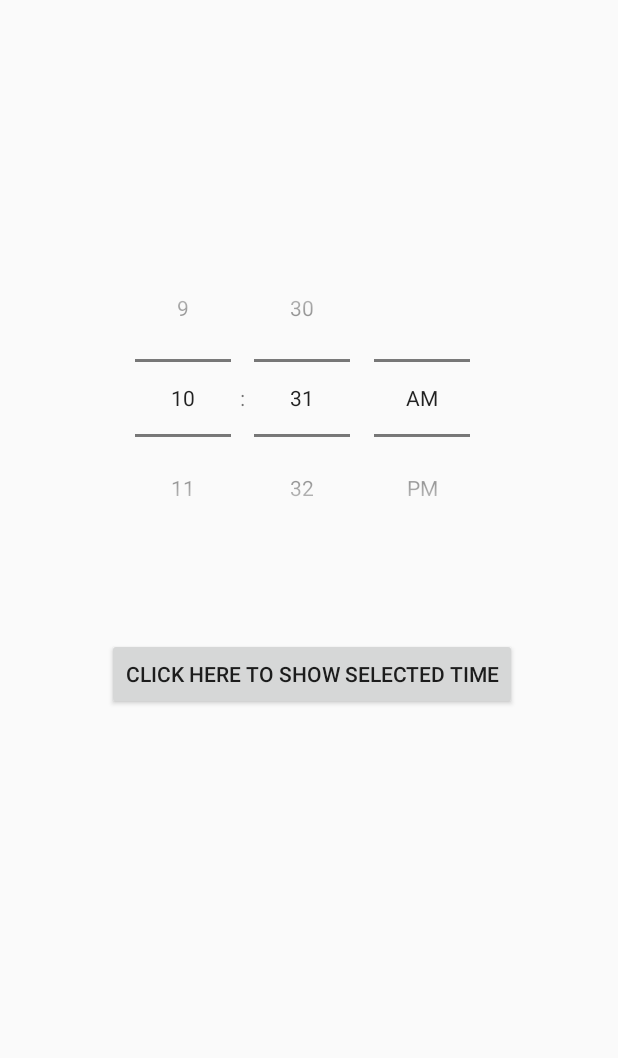
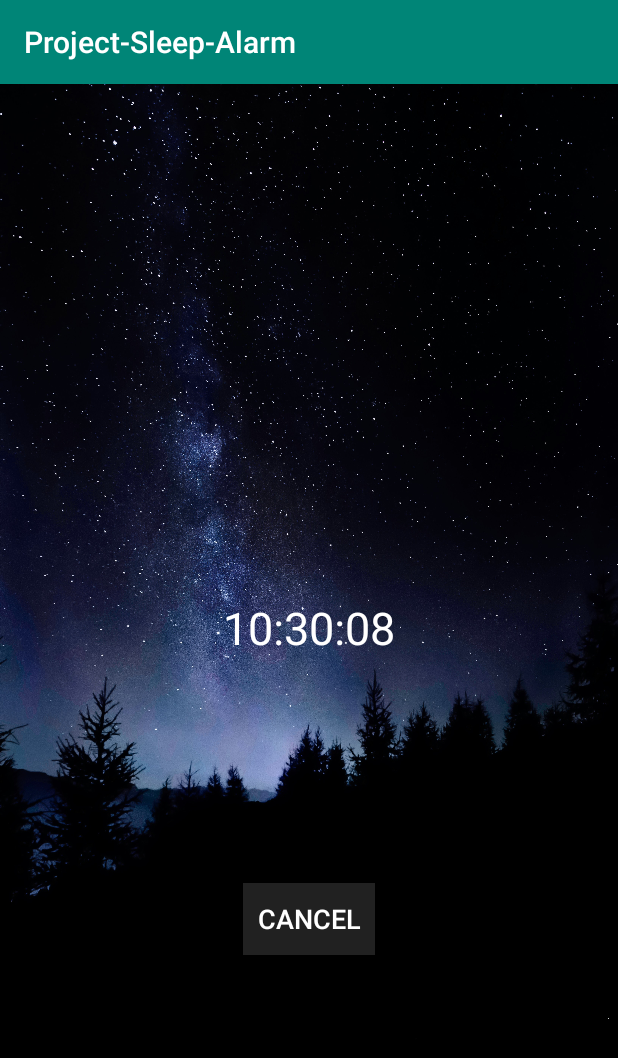
Before and after one commit to Sangmean/MobileAppProject, an Android app: the screen it shows after launch (MainActivity before the commit, NightmodeActivity after it), after a tap on "CLICK HERE TO SHOW SELECTED TIME", on a phone screen of 412 x 824 dp. Shown: the top 1058 px of the screen. Run offline under Robolectric (Android 15) with nearby library versions, the light colour scheme and no system bars.

Commit message:
add nightmode

```diff
--- a/app/src/main/AndroidManifest.xml
+++ b/app/src/main/AndroidManifest.xml
@@ -9,6 +9,7 @@
         android:roundIcon="@mipmap/ic_launcher_round"
         android:supportsRtl="true"
         android:theme="@style/AppTheme">
+        <activity android:name=".NightmodeActivity"></activity>
         <activity android:name=".MainActivity">
             <intent-filter>
                 <action android:name="android.intent.action.MAIN" />
--- a/app/src/main/java/com/example/project_sleep_alarm/MainActivity.java
+++ b/app/src/main/java/com/example/project_sleep_alarm/MainActivity.java
@@ -2,6 +2,7 @@ package com.example.project_sleep_alarm;
 
 import androidx.appcompat.app.AppCompatActivity;
 
+import android.content.Intent;
 import android.os.Bundle;
 
 import android.app.Activity;
@@ -41,6 +42,9 @@ public class MainActivity extends Activity {
                 Toast.makeText(MainActivity.this, "Selected time: " + hour +
                         ":" + minutes ,Toast.LENGTH_LONG).show();
 
+                Intent viewNightMode = new Intent(MainActivity.this, NightmodeActivity.class);
+                startActivity(viewNightMode);
+
             }
         });
     }
--- /dev/null
+++ b/app/src/main/java/com/example/project_sleep_alarm/NightmodeActivity.java
@@ -0,0 +1,93 @@
+package com.example.project_sleep_alarm;
+
+import androidx.appcompat.app.AppCompatActivity;
+
+import android.content.Intent;
+import android.os.Bundle;
+import androidx.appcompat.app.AppCompatActivity;
+
+import android.os.AsyncTask;
+import android.os.Bundle;
+import android.os.Handler;
+import android.os.Message;
+import android.view.Gravity;
+import android.view.View;
+import android.widget.Button;
+import android.widget.TextView;
+
+import java.text.SimpleDateFormat;
+import java.util.Calendar;
+import java.util.Date;
+import java.util.GregorianCalendar;
+
+public class NightmodeActivity extends AppCompatActivity {
+
+    TextView currentTime;
+    UsedAsync asyncTask;
+    ProgressHandler handler;
+
+    SimpleDateFormat sdf = new SimpleDateFormat("HH:mm:ss");
+    String time;
+    @Override
+    protected void onCreate(Bundle savedInstanceState) {
+        super.onCreate(savedInstanceState);
+        setContentView(R.layout.activity_nightmode);
+
+        currentTime = findViewById(R.id.txtViewTime);
+        handler = new ProgressHandler();
+        runTime();
+
+        Button btnCancel = findViewById(R.id.btnCancelAlarm);
+        btnCancel.setOnClickListener(new View.OnClickListener() {
+            @Override
+            public void onClick(View v) {
+                Intent viewMain = new Intent(NightmodeActivity.this, MainActivity.class);
+                startActivity(viewMain);
+            }
+        });
+
+    }
+
+    public void runTime(){
+        Thread thread = new Thread(new Runnable() {
+            @Override
+            public void run() {
+                while (true) {
+                    try{
+                        time = sdf.format(new Date(System.currentTimeMillis()));
+                        Message message = handler.obtainMessage();
+                        handler.sendMessage(message);
+                        Thread.sleep(1000);
+
+                    } catch (Exception ex){
+
+                    }
+                }
+            }
+        });
+        thread.start();
+
+        asyncTask = new UsedAsync();
+        asyncTask.execute();
+    }
+
+    class ProgressHandler extends Handler{
+        public void handleMessage(Message msg){
+            currentTime.setText(time);
+            currentTime.setGravity(Gravity.CENTER_HORIZONTAL | Gravity.CENTER_VERTICAL);
+        }
+    }
+
+    class UsedAsync extends AsyncTask<Integer, Integer, Integer>{
+
+        @Override
+        protected Integer doInBackground(Integer... integers) {
+            return null;
+        }
+
+        protected void onPostExecute(Integer integer){
+            super.onPostExecute(integer);
+        }
+    }
+
+}
--- /dev/null
+++ b/app/src/main/res/layout/activity_nightmode.xml
@@ -0,0 +1,43 @@
+<?xml version="1.0" encoding="utf-8"?>
+<androidx.constraintlayout.widget.ConstraintLayout xmlns:android="http://schemas.android.com/apk/res/android"
+    xmlns:app="http://schemas.android.com/apk/res-auto"
+    xmlns:tools="http://schemas.android.com/tools"
+    android:layout_width="match_parent"
+    android:layout_height="match_parent"
+    tools:context=".NightmodeActivity"
+    android:background="@drawable/night">
+
+    <Button
+        android:id="@+id/btnCancelAlarm"
+        android:layout_width="wrap_content"
+        android:layout_height="wrap_content"
+        android:text="@string/Cancel"
+        android:textSize="18sp"
+        android:background="#212121"
+        android:textColor="#ffff"
+        app:layout_constraintBottom_toBottomOf="parent"
+        app:layout_constraintEnd_toEndOf="parent"
+        app:layout_constraintStart_toStartOf="parent"
+        app:layout_constraintTop_toTopOf="parent"
+        app:layout_constraintVertical_bias="0.74" />
+
+    <LinearLayout
+        android:id="@+id/linearTime"
+        android:layout_width="200dp"
+        android:layout_height="100dp"
+        android:orientation="horizontal"
+        app:layout_constraintBottom_toTopOf="@+id/btnCancelAlarm"
+        app:layout_constraintEnd_toEndOf="parent"
+        app:layout_constraintStart_toStartOf="parent"
+        app:layout_constraintTop_toTopOf="parent"
+        app:layout_constraintVertical_bias="0.79">
+
+        <TextView
+            android:id="@+id/txtViewTime"
+            android:layout_width="wrap_content"
+            android:layout_height="wrap_content"
+            android:layout_weight="1"
+            android:textColor="@android:color/white"
+            android:textSize="30sp" />
+    </LinearLayout>
+</androidx.constraintlayout.widget.ConstraintLayout>
--- a/app/src/main/res/values/strings.xml
+++ b/app/src/main/res/values/strings.xml
@@ -1,3 +1,5 @@
 <resources>
     <string name="app_name">Project-Sleep-Alarm</string>
+    <string name="btnCancel">btnCancel</string>
+    <string name="Cancel">Cancel</string>
 </resources>
```
Also changed, not shown: app/src/main/res/drawable/night.jpg (added).
